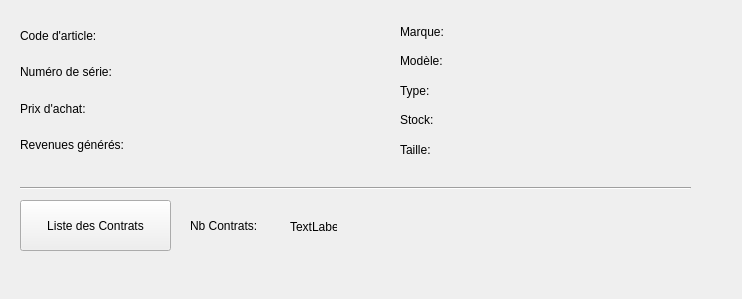
First picture: the form in view/itemDetailsView.ui, repository GruberAdam/TPI-Sploks, before the edit.
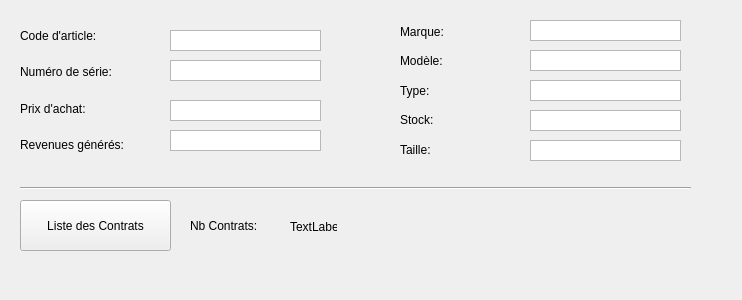
Second picture: the form after the edit.

Diff of the .ui file:
```diff
--- a/view/itemDetailsView.ui
+++ b/view/itemDetailsView.ui
@@ -7,7 +7,7 @@
     <x>0</x>
     <y>0</y>
     <width>742</width>
-    <height>299</height>
+    <height>300</height>
    </rect>
   </property>
   <property name="windowTitle">
@@ -66,46 +66,6 @@
      </item>
     </layout>
    </widget>
-   <widget class="QWidget" name="verticalLayoutWidget_2">
-    <property name="geometry">
-     <rect>
-      <x>170</x>
-      <y>20</y>
-      <width>141</width>
-      <height>141</height>
-     </rect>
-    </property>
-    <layout class="QVBoxLayout" name="verticalLayout_2">
-     <item>
-      <widget class="QLabel" name="lblItemCode">
-       <property name="text">
-        <string/>
-       </property>
-      </widget>
-     </item>
-     <item>
-      <widget class="QLabel" name="lblSerialNumber">
-       <property name="text">
-        <string/>
-       </property>
-      </widget>
-     </item>
-     <item>
-      <widget class="QLabel" name="lblPrice">
-       <property name="text">
-        <string/>
-       </property>
-      </widget>
-     </item>
-     <item>
-      <widget class="QLabel" name="lblReturned">
-       <property name="text">
-        <string/>
-       </property>
-      </widget>
-     </item>
-    </layout>
-   </widget>
    <widget class="QWidget" name="verticalLayoutWidget_3">
     <property name="geometry">
      <rect>
@@ -168,53 +128,6 @@
      </item>
     </layout>
    </widget>
-   <widget class="QWidget" name="verticalLayoutWidget_4">
-    <property name="geometry">
-     <rect>
-      <x>550</x>
-      <y>20</y>
-      <width>141</width>
-      <height>141</height>
-     </rect>
-    </property>
-    <layout class="QVBoxLayout" name="verticalLayout_4">
-     <item>
-      <widget class="QLabel" name="lblBrand">
-       <property name="text">
-        <string/>
-       </property>
-      </widget>
-     </item>
-     <item>
-      <widget class="QLabel" name="lblModel">
-       <property name="text">
-        <string/>
-       </property>
-      </widget>
-     </item>
-     <item>
-      <widget class="QLabel" name="lblType">
-       <property name="text">
-        <string/>
-       </property>
-      </widget>
-     </item>
-     <item>
-      <widget class="QLabel" name="lblStock">
-       <property name="text">
-        <string/>
-       </property>
-      </widget>
-     </item>
-     <item>
-      <widget class="QLabel" name="lblSize">
-       <property name="text">
-        <string/>
-       </property>
-      </widget>
-     </item>
-    </layout>
-   </widget>
    <widget class="Line" name="line">
     <property name="geometry">
      <rect>
@@ -270,6 +183,177 @@
      <string>TextLabel</string>
     </property>
    </widget>
+   <widget class="QTextEdit" name="lblCodeArticle">
+    <property name="geometry">
+     <rect>
+      <x>170</x>
+      <y>30</y>
+      <width>151</width>
+      <height>21</height>
+     </rect>
+    </property>
+    <property name="inputMethodHints">
+     <set>Qt::ImhMultiLine</set>
+    </property>
+    <property name="verticalScrollBarPolicy">
+     <enum>Qt::ScrollBarAlwaysOff</enum>
+    </property>
+    <property name="textInteractionFlags">
+     <set>Qt::NoTextInteraction</set>
+    </property>
+   </widget>
+   <widget class="QTextEdit" name="lblNumeroSerie">
+    <property name="geometry">
+     <rect>
+      <x>170</x>
+      <y>60</y>
+      <width>151</width>
+      <height>21</height>
+     </rect>
+    </property>
+    <property name="inputMethodHints">
+     <set>Qt::ImhMultiLine</set>
+    </property>
+    <property name="verticalScrollBarPolicy">
+     <enum>Qt::ScrollBarAlwaysOff</enum>
+    </property>
+    <property name="textInteractionFlags">
+     <set>Qt::NoTextInteraction</set>
+    </property>
+   </widget>
+   <widget class="QTextEdit" name="lblPrixAchat">
+    <property name="geometry">
+     <rect>
+      <x>170</x>
+      <y>100</y>
+      <width>151</width>
+      <height>21</height>
+     </rect>
+    </property>
+    <property name="inputMethodHints">
+     <set>Qt::ImhMultiLine</set>
+    </property>
+    <property name="verticalScrollBarPolicy">
+     <enum>Qt::ScrollBarAlwaysOff</enum>
+    </property>
+    <property name="textInteractionFlags">
+     <set>Qt::NoTextInteraction</set>
+    </property>
+   </widget>
+   <widget class="QTextEdit" name="lblRevenusGeneres">
+    <property name="geometry">
+     <rect>
+      <x>170</x>
+      <y>130</y>
+      <width>151</width>
+      <height>21</height>
+     </rect>
+    </property>
+    <property name="inputMethodHints">
+     <set>Qt::ImhMultiLine</set>
+    </property>
+    <property name="verticalScrollBarPolicy">
+     <enum>Qt::ScrollBarAlwaysOff</enum>
+    </property>
+    <property name="textInteractionFlags">
+     <set>Qt::NoTextInteraction</set>
+    </property>
+   </widget>
+   <widget class="QTextEdit" name="lblType">
+    <property name="geometry">
+     <rect>
+      <x>530</x>
+      <y>80</y>
+      <width>151</width>
+      <height>21</height>
+     </rect>
+    </property>
+    <property name="inputMethodHints">
+     <set>Qt::ImhMultiLine</set>
+    </property>
+    <property name="verticalScrollBarPolicy">
+     <enum>Qt::ScrollBarAlwaysOff</enum>
+    </property>
+    <property name="textInteractionFlags">
+     <set>Qt::NoTextInteraction</set>
+    </property>
+   </widget>
+   <widget class="QTextEdit" name="lblStock">
+    <property name="geometry">
+     <rect>
+      <x>530</x>
+      <y>110</y>
+      <width>151</width>
+      <height>21</height>
+     </rect>
+    </property>
+    <property name="inputMethodHints">
+     <set>Qt::ImhMultiLine</set>
+    </property>
+    <property name="verticalScrollBarPolicy">
+     <enum>Qt::ScrollBarAlwaysOff</enum>
+    </property>
+    <property name="textInteractionFlags">
+     <set>Qt::NoTextInteraction</set>
+    </property>
+   </widget>
+   <widget class="QTextEdit" name="lblModel">
+    <property name="geometry">
+     <rect>
+      <x>530</x>
+      <y>50</y>
+      <width>151</width>
+      <height>21</height>
+     </rect>
+    </property>
+    <property name="inputMethodHints">
+     <set>Qt::ImhMultiLine</set>
+    </property>
+    <property name="verticalScrollBarPolicy">
+     <enum>Qt::ScrollBarAlwaysOff</enum>
+    </property>
+    <property name="textInteractionFlags">
+     <set>Qt::NoTextInteraction</set>
+    </property>
+   </widget>
+   <widget class="QTextEdit" name="lblMarque">
+    <property name="geometry">
+     <rect>
+      <x>530</x>
+      <y>20</y>
+      <width>151</width>
+      <height>21</height>
+     </rect>
+    </property>
+    <property name="inputMethodHints">
+     <set>Qt::ImhMultiLine</set>
+    </property>
+    <property name="verticalScrollBarPolicy">
+     <enum>Qt::ScrollBarAlwaysOff</enum>
+    </property>
+    <property name="textInteractionFlags">
+     <set>Qt::NoTextInteraction</set>
+    </property>
+   </widget>
+   <widget class="QTextEdit" name="lblTaille">
+    <property name="geometry">
+     <rect>
+      <x>530</x>
+      <y>140</y>
+      <width>151</width>
+      <height>21</height>
+     </rect>
+    </property>
+    <property name="inputMethodHints">
+     <set>Qt::ImhMultiLine</set>
+    </property>
+    <property name="verticalScrollBarPolicy">
+     <enum>Qt::ScrollBarAlwaysOff</enum>
+    </property>
+    <property name="textInteractionFlags">
+     <set>Qt::NoTextInteraction</set>
+    </property>
+   </widget>
   </widget>
  </widget>
  <resources/>
```
Left out of the diff: 2 changed lines with no effect on the pictures.
